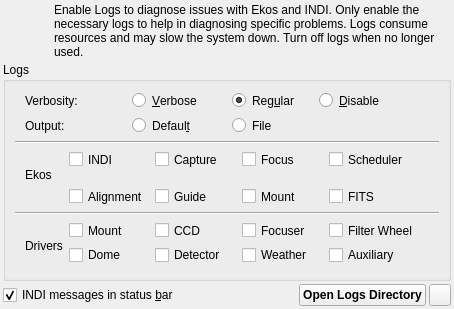
KDE/kstars, file kstars/ekos/auxiliary/opslogs.ui: the form before one commit.
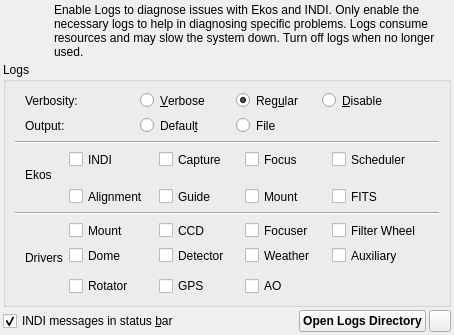
The form after the commit. Icons and pictures are not drawn.

Commit message: Add Ekos logging support for more device classes

What changed in the file:
```diff
--- a/kstars/ekos/auxiliary/opslogs.ui
+++ b/kstars/ekos/auxiliary/opslogs.ui
@@ -7,7 +7,7 @@
     <x>0</x>
     <y>0</y>
     <width>454</width>
-    <height>283</height>
+    <height>284</height>
    </rect>
   </property>
   <layout class="QVBoxLayout" name="verticalLayout">
@@ -78,16 +78,6 @@
         </property>
        </widget>
       </item>
-      <item row="10" column="5" colspan="2">
-       <widget class="QCheckBox" name="kcfg_INDICCDLogging">
-        <property name="text">
-         <string>CCD</string>
-        </property>
-        <attribute name="buttonGroup">
-         <string notr="true">driversGroup</string>
-        </attribute>
-       </widget>
-      </item>
       <item row="7" column="5" colspan="2">
        <widget class="QCheckBox" name="kcfg_GuideLogging">
         <property name="toolTip">
@@ -250,7 +240,7 @@
         </attribute>
        </widget>
       </item>
-      <item row="10" column="1" rowspan="3">
+      <item row="10" column="1" rowspan="4">
        <widget class="QLabel" name="label_9">
         <property name="toolTip">
          <string>Have problems with INDI drivers? Turn on logging for drivers that exhibit issues.</string>
@@ -371,6 +361,40 @@
         </attribute>
        </widget>
       </item>
+      <item row="10" column="5">
+       <widget class="QCheckBox" name="kcfg_INDICCDLogging">
+        <property name="text">
+         <string>CCD</string>
+        </property>
+        <attribute name="buttonGroup">
+         <string notr="true">driversGroup</string>
+        </attribute>
+       </widget>
+      </item>
+      <item row="13" column="5">
+       <widget class="QCheckBox" name="kcfg_INDIGPSLogging">
+        <property name="text">
+         <string>GPS</string>
+        </property>
+       </widget>
+      </item>
+      <item row="13" column="2">
+       <widget class="QCheckBox" name="kcfg_INDIRotatorLogging">
+        <property name="text">
+         <string>Rotator</string>
+        </property>
+       </widget>
+      </item>
+      <item row="13" column="7">
+       <widget class="QCheckBox" name="kcfg_INDIAOLogging">
+        <property name="toolTip">
+         <string>Adaptive Optics</string>
+        </property>
+        <property name="text">
+         <string>AO</string>
+        </property>
+       </widget>
+      </item>
      </layout>
     </widget>
    </item>
```
Left out of the diff: 80 changed lines with no effect on the pictures. The commit also changes 2 other files.
